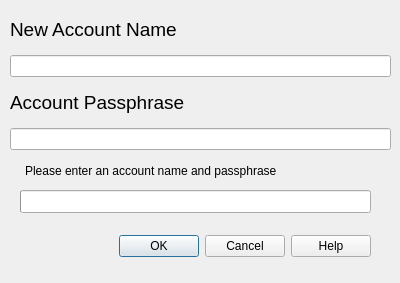
Above: NewAccountDialog.ui from MohamedElfeky/PippipMessaging-qt before the change. Below: the same form after it.
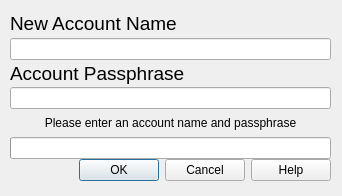
That is the form after the change. Icons and pictures are not drawn.

Diff of the .ui file:
```diff
--- a/NewAccountDialog.ui
+++ b/NewAccountDialog.ui
@@ -6,8 +6,8 @@
    <rect>
     <x>0</x>
     <y>0</y>
-    <width>400</width>
-    <height>283</height>
+    <width>342</width>
+    <height>196</height>
    </rect>
   </property>
   <property name="focusPolicy">
@@ -20,32 +20,19 @@
    <iconset>
     <normaloff>:/images/PippipTopHatSmall.png</normaloff>:/images/PippipTopHatSmall.png</iconset>
   </property>
-  <widget class="QDialogButtonBox" name="buttonBox">
-   <property name="geometry">
-    <rect>
-     <x>20</x>
-     <y>230</y>
-     <width>351</width>
-     <height>32</height>
-    </rect>
-   </property>
-   <property name="orientation">
-    <enum>Qt::Horizontal</enum>
-   </property>
-   <property name="standardButtons">
-    <set>QDialogButtonBox::Cancel|QDialogButtonBox::Help|QDialogButtonBox::Ok</set>
-   </property>
-  </widget>
   <widget class="QWidget" name="verticalLayoutWidget">
    <property name="geometry">
     <rect>
      <x>10</x>
      <y>10</y>
-     <width>381</width>
-     <height>140</height>
+     <width>321</width>
+     <height>171</height>
     </rect>
    </property>
    <layout class="QVBoxLayout" name="verticalLayout">
+    <property name="spacing">
+     <number>0</number>
+    </property>
     <item>
      <widget class="QLabel" name="AccountNameLabel">
       <property name="text">
@@ -74,17 +61,18 @@
       </property>
      </widget>
     </item>
-   </layout>
-  </widget>
+    <item>
+     <widget class="QLabel" name="infoLabel">
+      <property name="text">
+       <string>Please enter an account name and passphrase</string>
+      </property>
+      <property name="alignment">
+       <set>Qt::AlignCenter</set>
+      </property>
+     </widget>
+    </item>
+    <item>
   <widget class="QProgressBar" name="progressBar">
-   <property name="geometry">
-    <rect>
-     <x>20</x>
-     <y>190</y>
-     <width>351</width>
-     <height>23</height>
-    </rect>
-   </property>
    <property name="value">
     <number>0</number>
    </property>
@@ -92,18 +80,18 @@
     <bool>false</bool>
    </property>
   </widget>
-  <widget class="QLabel" name="infoLabel">
-   <property name="geometry">
-    <rect>
-     <x>25</x>
-     <y>160</y>
-     <width>341</width>
-     <height>21</height>
-    </rect>
-   </property>
-   <property name="text">
-    <string>Please enter an account name and passphrase</string>
-   </property>
+    </item>
+    <item>
+     <widget class="QDialogButtonBox" name="buttonBox">
+      <property name="orientation">
+       <enum>Qt::Horizontal</enum>
+      </property>
+      <property name="standardButtons">
+       <set>QDialogButtonBox::Cancel|QDialogButtonBox::Help|QDialogButtonBox::Ok</set>
+      </property>
+     </widget>
+    </item>
+   </layout>
   </widget>
  </widget>
  <resources/>
```
Lines whose indentation alone changed are shown as unchanged.
